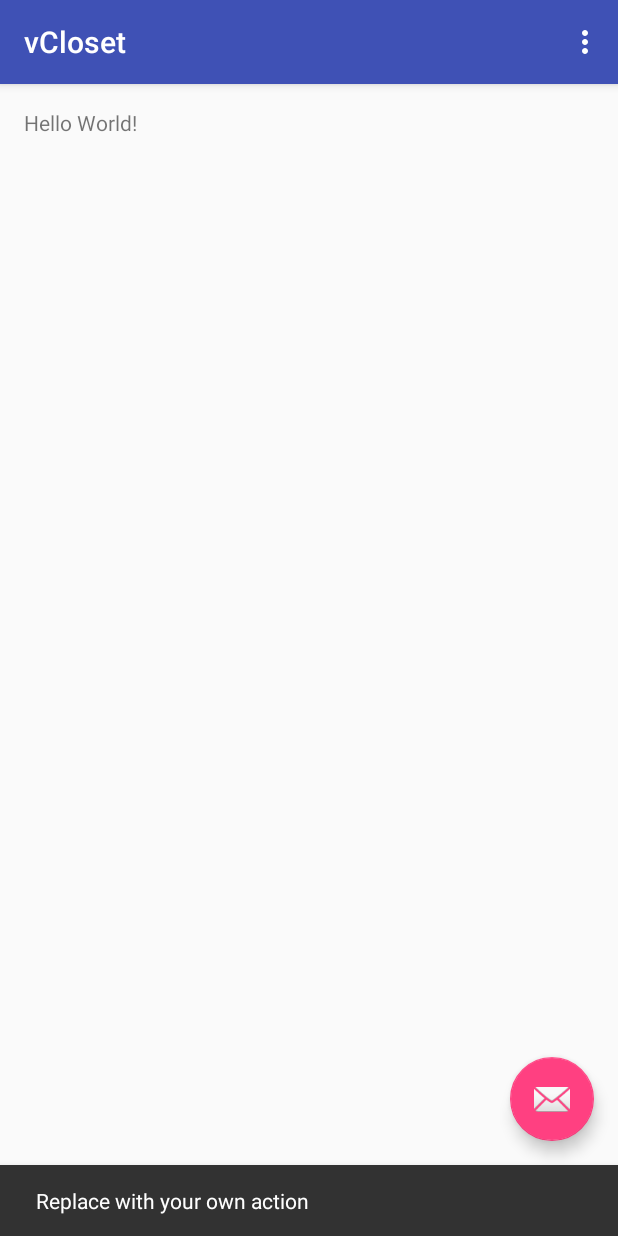
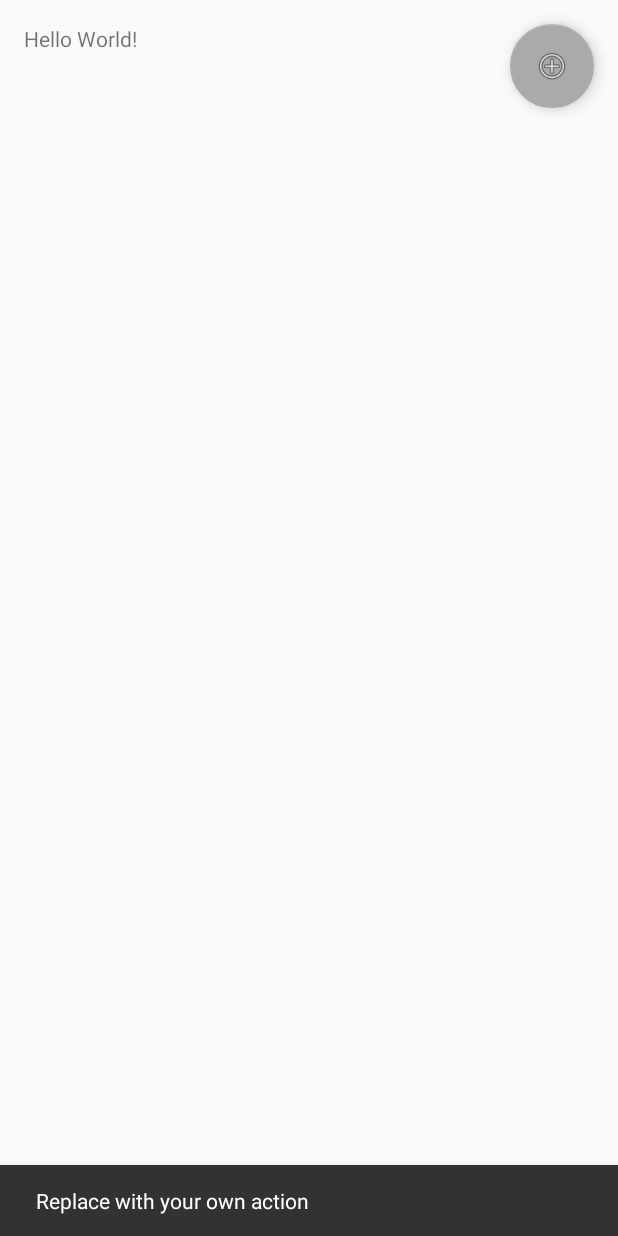
Before and after one commit to buy1/vCloset1, an Android app: the screen it shows after launch (MainActivity), after a tap on an icon or button, on a phone screen of 412 x 824 dp. Run offline under Robolectric (Android 15) with nearby library versions, the phone set to English and light mode, and no system bars; 1 statement that could not run was skipped.

Commit message:
first change

```diff
--- a/app/src/main/res/layout/activity_main.xml
+++ b/app/src/main/res/layout/activity_main.xml
@@ -13,13 +13,6 @@
         android:layout_width="match_parent"
         android:theme="@style/AppTheme.AppBarOverlay">
 
-        <android.support.v7.widget.Toolbar
-            android:id="@+id/toolbar"
-            android:layout_width="match_parent"
-            android:layout_height="?attr/actionBarSize"
-            android:background="?attr/colorPrimary"
-            app:popupTheme="@style/AppTheme.PopupOverlay" />
-
     </android.support.design.widget.AppBarLayout>
 
     <include layout="@layout/content_main"/>
@@ -28,8 +21,10 @@
         android:id="@+id/fab"
         android:layout_width="wrap_content"
         android:layout_height="wrap_content"
-        android:layout_gravity="bottom|end"
         android:layout_margin="@dimen/fab_margin"
-        app:srcCompat="@android:drawable/ic_dialog_email" />
+        app:srcCompat="@android:drawable/ic_menu_add"
+        app:layout_anchorGravity="bottom|center_horizontal"
+        android:layout_gravity="top|right"
+        app:backgroundTint="@android:color/darker_gray" />
 
 </android.support.design.widget.CoordinatorLayout>
```
